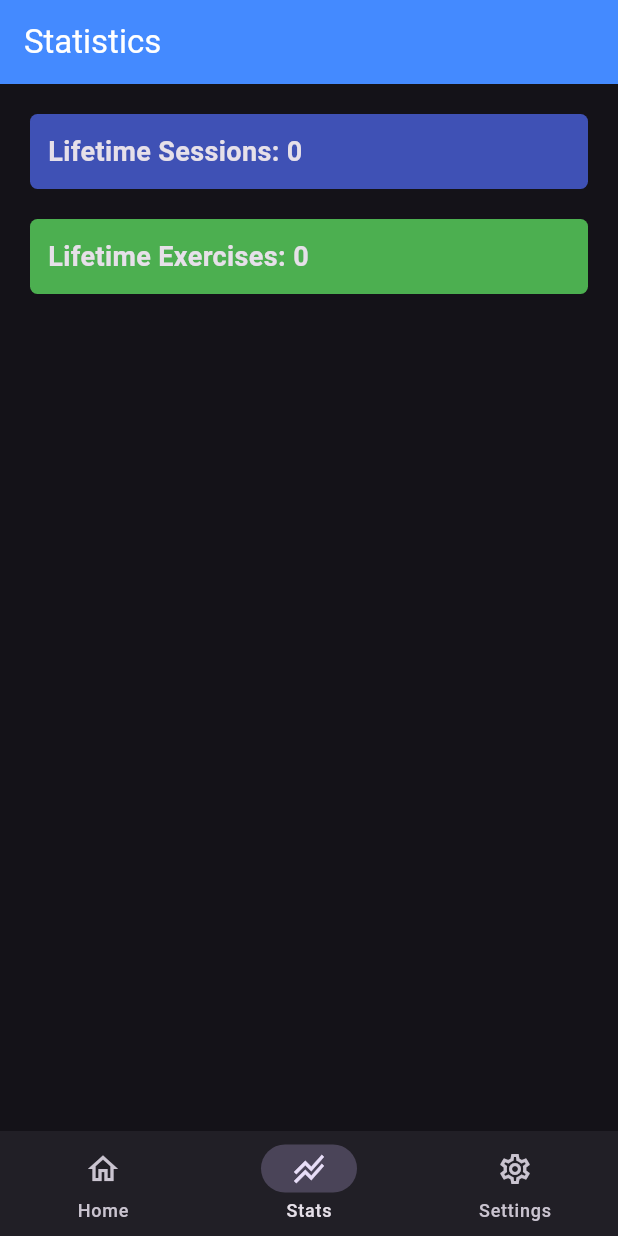
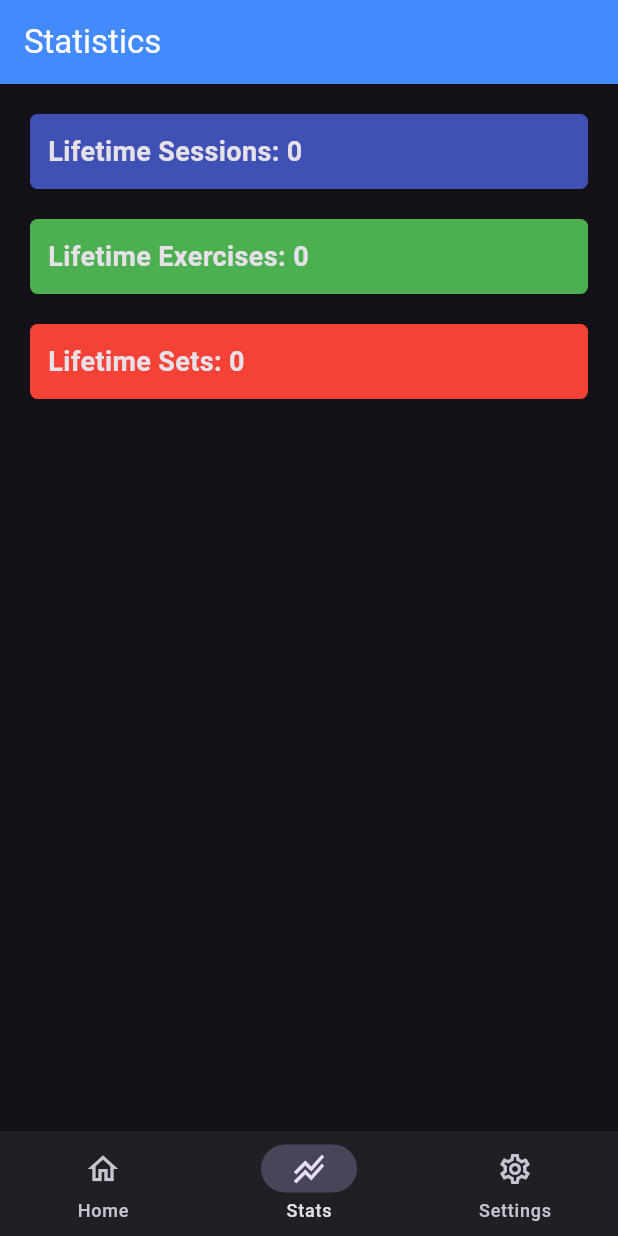
Before and after one commit to AnnambhotlaK/workout_tracker_app, a Flutter app: the screen it shows after launch, item 2 of the bottom bar chosen, on a phone screen of 412 x 824 dp. Run offline on Flutter 3.47's test engine with Material 3 defaults, Android fonts, the phone set to English and light mode, and no system bars; our stand-ins replace fl_chart, flutter_heatmap_calendar, hive, hive_flutter, shared_preferences and 1 more; missing offline and left inert: dart:ffi, week_number; accounts and stored records are empty.

Commit message:
Linked exercise with json_exercise, gen improvements
Specifically improved default workouts, added lifetime sets to stats page, and fixed an issue with text running off widget for exercise_tiles. Plan on taking a detour from exercises to add a settings page with basic stuff + some debug options, then look into auth

```diff
--- a/lib/components/exercise_tile.dart
+++ b/lib/components/exercise_tile.dart
@@ -49,13 +49,15 @@ class ExerciseTile extends StatelessWidget {
               Row(
                 mainAxisAlignment: MainAxisAlignment.spaceBetween,
                 children: [
-                  Text(
-                    exerciseName,
-                    style: const TextStyle(
-                        fontSize: 18, fontWeight: FontWeight.bold),
+                  Flexible(
+                    child: Text(
+                      exerciseName,
+                      maxLines: 2,
+                      overflow: TextOverflow.ellipsis,
+                      style: const TextStyle(
+                          fontSize: 18, fontWeight: FontWeight.bold),
+                    ),
                   ),
-                  // Maybe an overall completion checkbox for the exercise?
-                  // Checkbox(value: isExerciseCompleted, onChanged: (val) { /* ... */ })
                 ],
               ),
               const SizedBox(height: 8),
@@ -91,13 +93,16 @@ class ExerciseTile extends StatelessWidget {
                         isCompleted: set.isCompleted,
                         onCheckboxChanged: (val) {
                           onToggleSetCompletion(set.key);
-
                         },
                         onWeightChanged: (newWeight) {
-                          Provider.of<WorkoutData>(context, listen: false).updateSetWeight(workoutKey, exerciseKey, set.key, newWeight);
+                          Provider.of<WorkoutData>(context, listen: false)
+                              .updateSetWeight(
+                                  workoutKey, exerciseKey, set.key, newWeight);
                         },
                         onRepsChanged: (newReps) {
-                          Provider.of<WorkoutData>(context, listen: false).updateSetReps(workoutKey, exerciseKey, set.key, newReps);
+                          Provider.of<WorkoutData>(context, listen: false)
+                              .updateSetReps(
+                                  workoutKey, exerciseKey, set.key, newReps);
                         },
                       ),
                     );
--- a/lib/curr_workout_data/curr_workout_data.dart
+++ b/lib/curr_workout_data/curr_workout_data.dart
@@ -31,87 +31,97 @@ class WorkoutData extends ChangeNotifier {
     // Default workouts (Push, Pull, Legs)
     Workout(
       key: uuid.v4(),
-      name: 'Push',
+      name: 'Chest, Triceps, & Shoulders',
       isActive: false,
       exercises: [
         Exercise(
             key: uuid.v4(),
-            name: 'Bench Press',
+            jsonId: 'Dumbbell_Bench_Press',
+            name: 'Dumbbell Bench Press',
             isCompleted: false,
-            //weight: '60',
-            //reps: '5',
             sets: [
-              Set(key: uuid.v4(), weight: '135', reps: '10', isCompleted: false)
+              Set(key: uuid.v4(), weight: '0', reps: '0', isCompleted: false),
+              Set(key: uuid.v4(), weight: '0', reps: '0', isCompleted: false),
+              Set(key: uuid.v4(), weight: '0', reps: '0', isCompleted: false),
+              Set(key: uuid.v4(), weight: '0', reps: '0', isCompleted: false),
             ]),
         Exercise(
             key: uuid.v4(),
+            jsonId: 'Dumbbell_Shoulder_Press',
             name: 'Dumbbell Shoulder Press',
             isCompleted: false,
-            //weight: '12',
-            //reps: '8',
             sets: [
-              Set(key: uuid.v4(), weight: '60', reps: '8', isCompleted: false)
+              Set(key: uuid.v4(), weight: '0', reps: '0', isCompleted: false),
+              Set(key: uuid.v4(), weight: '0', reps: '0', isCompleted: false),
+              Set(key: uuid.v4(), weight: '0', reps: '0', isCompleted: false),
             ]),
         Exercise(
             key: uuid.v4(),
-            name: 'Lateral Raise',
+            jsonId: 'Side_Lateral_Raise',
+            name: 'Side Lateral Raise',
             isCompleted: false,
-            //weight: '5',
-            //reps: '10',
             sets: [
-              Set(key: uuid.v4(), weight: '15', reps: '12', isCompleted: false)
+              Set(key: uuid.v4(), weight: '0', reps: '0', isCompleted: false),
+              Set(key: uuid.v4(), weight: '0', reps: '0', isCompleted: false),
+              Set(key: uuid.v4(), weight: '0', reps: '0', isCompleted: false),
             ]),
         Exercise(
             key: uuid.v4(),
-            name: 'Triceps Extension',
+            jsonId: 'Standing_Overhead_Barbell_Triceps_Extension',
+            name: 'Standing Overhead Barbell Triceps Extension',
             isCompleted: false,
-            //weight: '15',
-            //reps: '10',
             sets: [
-              Set(key: uuid.v4(), weight: '60', reps: '8', isCompleted: false)
+              Set(key: uuid.v4(), weight: '0', reps: '0', isCompleted: false),
+              Set(key: uuid.v4(), weight: '0', reps: '0', isCompleted: false),
+              Set(key: uuid.v4(), weight: '0', reps: '0', isCompleted: false),
             ]),
       ],
     ),
     Workout(
       key: uuid.v4(),
-      name: 'Pull',
+      name: 'Back & Biceps',
       isActive: false,
       exercises: [
         Exercise(
             key: uuid.v4(),
-            name: 'Pull Ups',
+            jsonId: 'Pullups',
+            name: 'Pullups',
             isCompleted: false,
-            //weight: '0',
-            //reps: '6',
             sets: [
-              Set(key: uuid.v4(), weight: '0', reps: '8', isCompleted: false)
+              Set(key: uuid.v4(), weight: '0', reps: '0', isCompleted: false),
+              Set(key: uuid.v4(), weight: '0', reps: '0', isCompleted: false),
+              Set(key: uuid.v4(), weight: '0', reps: '0', isCompleted: false),
+              Set(key: uuid.v4(), weight: '0', reps: '0', isCompleted: false),
             ]),
         Exercise(
             key: uuid.v4(),
-            name: 'Dumbbell Row',
+            jsonId: 'Bent_Over_Barbell_Row',
+            name: 'Bent Over Barbell Row',
             isCompleted: false,
-            //weight: '15',
-            //reps: '8',
             sets: [
-              Set(key: uuid.v4(), weight: '50', reps: '6', isCompleted: false)
+              Set(key: uuid.v4(), weight: '0', reps: '0', isCompleted: false),
+              Set(key: uuid.v4(), weight: '0', reps: '0', isCompleted: false),
+              Set(key: uuid.v4(), weight: '0', reps: '0', isCompleted: false),
             ]),
         Exercise(
             key: uuid.v4(),
-            name: 'Lat Pulldown',
+            jsonId: 'One_Arm_Lat_Pulldown',
+            name: 'One Arm Lat Pulldown',
             isCompleted: false,
-            //weight: '60',
-            //reps: '8',
             sets: [
-              Set(key: uuid.v4(), weight: '110', reps: '7', isCompleted: false)
+              Set(key: uuid.v4(), weight: '0', reps: '0', isCompleted: false),
+              Set(key: uuid.v4(), weight: '0', reps: '0', isCompleted: false),
+              Set(key: uuid.v4(), weight: '0', reps: '0', isCompleted: false),
             ]),
         Exercise(
             key: uuid.v4(),
-            name: 'Dumbbell Curl',
+            jsonId: 'Seated_Dumbbell_Curl',
+            name: 'Seated Dumbbell Curl',
             isCompleted: false,
-            //weight: '10',
-            //reps: '10',
             sets: [
-              Set(key: uuid.v4(), weight: '40', reps: '10', isCompleted: false)
+              Set(key: uuid.v4(), weight: '0', reps: '0', isCompleted: false),
+              Set(key: uuid.v4(), weight: '0', reps: '0', isCompleted: false),
+              Set(key: uuid.v4(), weight: '0', reps: '0', isCompleted: false),
             ]),
       ],
     ),
@@ -122,39 +132,42 @@ class WorkoutData extends ChangeNotifier {
       exercises: [
         Exercise(
             key: uuid.v4(),
-            name: 'Barbell Squats',
+            jsonId: 'Barbell_Squat',
+            name: 'Barbell Squat',
             isCompleted: false,
-            //weight: '80',
-            //reps: '8',
             sets: [
-              Set(key: uuid.v4(), weight: '135', reps: '8', isCompleted: false)
+              Set(key: uuid.v4(), weight: '0', reps: '0', isCompleted: false),
+              Set(key: uuid.v4(), weight: '0', reps: '0', isCompleted: false),
+              Set(key: uuid.v4(), weight: '0', reps: '0', isCompleted: false),
             ]),
         Exercise(
             key: uuid.v4(),
+            jsonId: 'Leg_Extensions',
             name: 'Leg Extensions',
             isCompleted: false,
-            //weight: '30',
-            //reps: '10',
             sets: [
-              Set(key: uuid.v4(), weight: '100', reps: '8', isCompleted: false)
+              Set(key: uuid.v4(), weight: '0', reps: '0', isCompleted: false),
+              Set(key: uuid.v4(), weight: '0', reps: '0', isCompleted: false),
+              Set(key: uuid.v4(), weight: '0', reps: '0', isCompleted: false),
             ]),
         Exercise(
             key: uuid.v4(),
-            name: 'Leg Curl',
+            jsonId: 'Lying_Leg_Curls',
+            name: 'Lying Leg Curls',
             isCompleted: false,
-            //weight: '20',
-            //reps: '10',
             sets: [
-              Set(key: uuid.v4(), weight: '80', reps: '8', isCompleted: false)
+              Set(key: uuid.v4(), weight: '0', reps: '0', isCompleted: false),
+              Set(key: uuid.v4(), weight: '0', reps: '0', isCompleted: false),
+              Set(key: uuid.v4(), weight: '0', reps: '0', isCompleted: false),
             ]),
         Exercise(
             key: uuid.v4(),
-            name: 'Calf Raises',
+            jsonId: 'Standing_Calf_Raises',
+            name: 'Standing Calf Raises',
             isCompleted: false,
-            //weight: '10',
-            //reps: '12',
             sets: [
-              Set(key: uuid.v4(), weight: '0', reps: '20', isCompleted: false)
+              Set(key: uuid.v4(), weight: '0', reps: '0', isCompleted: false),
+              Set(key: uuid.v4(), weight: '0', reps: '0', isCompleted: false),
             ]),
       ],
     ),
@@ -197,16 +210,14 @@ class WorkoutData extends ChangeNotifier {
     currWorkoutsDb.saveToDatabase(workoutList);
   }
 
-  void addExercise(String workoutName, String exerciseName) {
+  void addExercise(String workoutKey, String exerciseJsonId, String exerciseName) {
     // Find the relevant workouts
-    Workout relevantWorkout =
-        workoutList.firstWhere((workout) => workout.name == workoutName);
+    Workout relevantWorkout = getRelevantWorkout(workoutKey);
 
     relevantWorkout.exercises.add(Exercise(
       key: uuid.v4(),
+      jsonId: exerciseJsonId,
       name: exerciseName,
-      //weight: weight,
-      //reps: reps,
       sets: [],
     ));
 
@@ -215,8 +226,7 @@ class WorkoutData extends ChangeNotifier {
   }
 
   void deleteExercise(String workoutKey, String exerciseKey) {
-    Workout relevantWorkout =
-        workoutList.firstWhere((workout) => workout.key == workoutKey);
+    Workout relevantWorkout = getRelevantWorkout(workoutKey);
 
     relevantWorkout.exercises
         .removeWhere((exercise) => exercise.key == exerciseKey);
--- a/lib/models/exercise.dart
+++ b/lib/models/exercise.dart
@@ -9,16 +9,20 @@ class Exercise {
   final String key;
 
   @HiveField(1)
+  final String jsonId;
+
+  @HiveField(2)
   final String name;
 
-  @HiveField(2)
+  @HiveField(3)
   bool isCompleted;
 
-  @HiveField(3)
+  @HiveField(4)
   final List<Set> sets;
 
   Exercise({
     required this.key,
+    required this.jsonId,
     required this.name,
     this.isCompleted = false,
     required this.sets,
--- a/lib/pages/stats_page.dart
+++ b/lib/pages/stats_page.dart
@@ -34,6 +34,18 @@ class _StatsPageState extends State<StatsPage> {
       exercises += sessionList[i].exercises.length;
     }
     return exercises;
+  }
+
+  int getLifetimeSets() {
+    List<Session> sessionList =
+        Provider.of<SessionData>(context, listen: false).getSessionList();
+    int sets = 0;
+    for (int i = 0; i < sessionList.length; i++) {
+      for (int j = 0; j < sessionList[i].exercises.length; j++) {
+        sets += sessionList[i].exercises[j].sets.length;
+      }
+    }
+    return sets;
   }
 
   @override
@@ -88,6 +100,25 @@ class _StatsPageState extends State<StatsPage> {
               ),
             ),
 
+            // LIFETIME SETS
+            Padding(
+              padding: const EdgeInsets.fromLTRB(20, 20, 20, 0),
+              child: Container(
+                padding: const EdgeInsets.all(12),
+                decoration: BoxDecoration(
+                  color: Colors.red,
+                  borderRadius: BorderRadius.circular(5),
+                ),
+                child: Text(
+                  'Lifetime Sets: ${getLifetimeSets()}',
+                  style: const TextStyle(
+                    fontSize: 18,
+                    fontWeight: FontWeight.bold,
+                  ),
+                ),
+              ),
+            ),
+
             //TODO: CHART OF SESSIONS COMPLETED OVER PAST FIVE WEEKS
 
           ]),
--- a/lib/pages/workout_page.dart
+++ b/lib/pages/workout_page.dart
@@ -52,7 +52,7 @@ class _WorkoutPageState extends State<WorkoutPage> {
       print('Selected Exercise Name: ${selectedExercise.name}');
       // Now you can use this 'selectedExercise' object
       // For example, add it to your current workout:
-      // Provider.of<WorkoutData>(context, listen: false).addExercise(widget.workoutKey, selectedExercise);
+      Provider.of<WorkoutData>(context, listen: false).addExercise(widget.workoutKey, selectedExercise.id, selectedExercise.name);
     } else {
       // User canceled the dialog (tapped outside or pressed Cancel)
       print('Exercise selection canceled.');
@@ -70,8 +70,8 @@ class _WorkoutPageState extends State<WorkoutPage> {
       invalidExercisePopup();
     } else {
       // Add workout to workout data list
-      Provider.of<WorkoutData>(context, listen: false)
-          .addExercise(widget.workoutName, newExerciseName);
+      //Provider.of<WorkoutData>(context, listen: false)
+      //    .addExercise(widget.workoutName, newExerciseName);
 
       Navigator.pop(context);
       clear();
```
Also changed, not shown: lib/models/exercise.g.dart.
